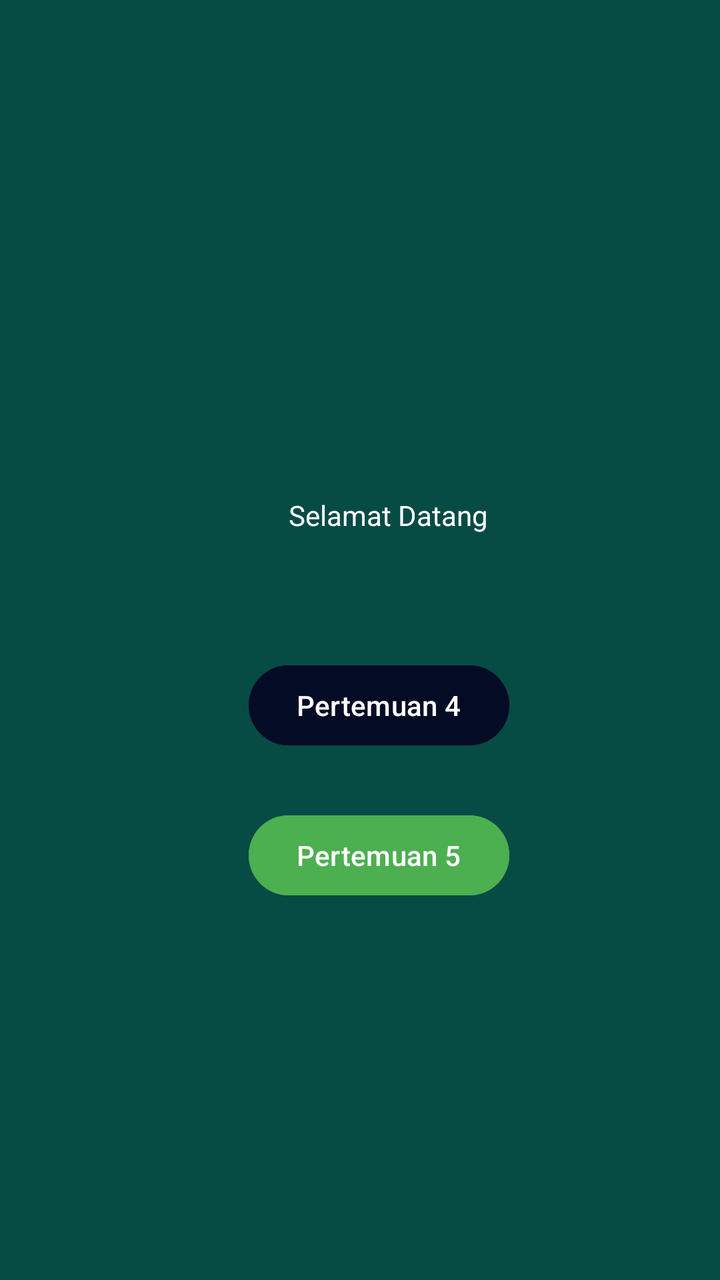
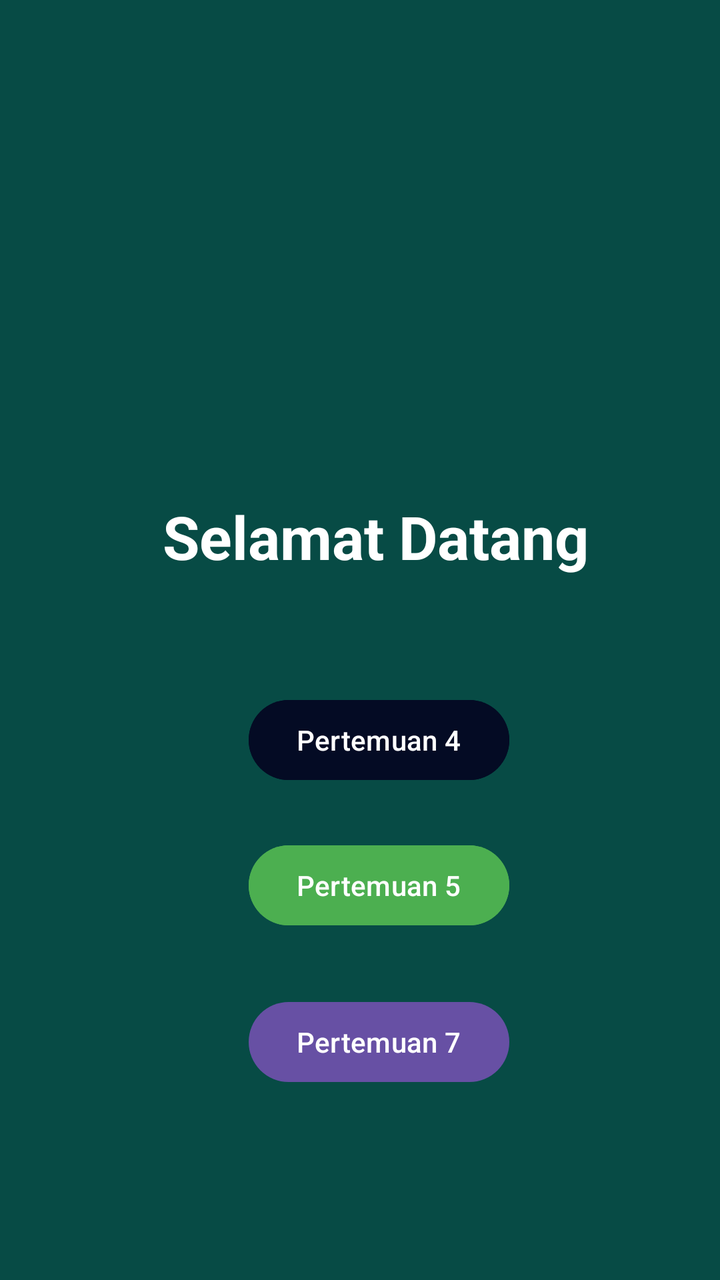

The first picture is an Android layout as it rendered before a commit; the second is the same layout after the commit. The layout source and the unified diff follow.
<!-- AndroidManifest.xml: application theme Theme.Saturnusriska -->
<!-- res/layout/activity_main.xml -->
<?xml version="1.0" encoding="utf-8"?>
<androidx.constraintlayout.widget.ConstraintLayout
    xmlns:android="http://schemas.android.com/apk/res/android"
    xmlns:app="http://schemas.android.com/apk/res-auto"
    xmlns:tools="http://schemas.android.com/tools"
    android:id="@+id/main"
    android:background="@color/bagroundu"
    android:layout_width="match_parent"
    android:layout_height="match_parent">

    <Button
        android:id="@+id/btnPertemuan4"
        android:layout_width="wrap_content"
        android:layout_height="wrap_content"
        android:backgroundTint="@color/buton"
        android:text="Pertemuan 4"
        app:layout_constraintBottom_toBottomOf="parent"
        app:layout_constraintEnd_toEndOf="parent"
        app:layout_constraintHorizontal_bias="0.542"
        app:layout_constraintStart_toStartOf="parent"
        app:layout_constraintTop_toBottomOf="@+id/textView4"
        app:layout_constraintVertical_bias="0.19" />

    <Button
        android:id="@+id/btnPertemuan5"
        android:layout_width="wrap_content"
        android:layout_height="wrap_content"
        android:backgroundTint="#4CAF50"
        android:text="Pertemuan 5"
        app:layout_constraintBottom_toBottomOf="parent"
        app:layout_constraintEnd_toEndOf="parent"
        app:layout_constraintHorizontal_bias="0.542"
        app:layout_constraintStart_toStartOf="parent"
        app:layout_constraintTop_toBottomOf="@+id/btnPertemuan4"
        app:layout_constraintVertical_bias="0.125" />

    <TextView
        android:id="@+id/textView4"
        android:layout_width="wrap_content"
        android:layout_height="wrap_content"
        android:layout_marginTop="248dp"
        android:text="Selamat Datang"
        android:textColor="@color/white"
        app:layout_constraintEnd_toEndOf="parent"
        app:layout_constraintHorizontal_bias="0.554"
        app:layout_constraintStart_toStartOf="parent"
        app:layout_constraintTop_toTopOf="parent" />

</androidx.constraintlayout.widget.ConstraintLayout>
<!-- resources referenced by this layout -->
<resources>
  <color name="bagroundu">#074B45</color>
  <color name="buton">#040B24</color>
  <color name="white">#FFFFFFFF</color>
  <style name="Theme.Saturnusriska" parent="Base.Theme.Saturnusriska" />
  <style name="Base.Theme.Saturnusriska" parent="Theme.Material3.DayNight.NoActionBar">
          
          
      </style>
</resources>

<!-- the commit's change to res/layout/activity_main.xml (unified diff, before → after) -->
@@ -41,9 +41,23 @@
         android:layout_marginTop="248dp"
         android:text="Selamat Datang"
         android:textColor="@color/white"
+        android:textStyle="bold"
+        android:textSize="30sp"
         app:layout_constraintEnd_toEndOf="parent"
         app:layout_constraintHorizontal_bias="0.554"
         app:layout_constraintStart_toStartOf="parent"
         app:layout_constraintTop_toTopOf="parent" />
 
+    <Button
+        android:id="@+id/btnPertemuan7"
+        android:layout_width="wrap_content"
+        android:layout_height="wrap_content"
+        android:text="Pertemuan 7"
+        app:layout_constraintBottom_toBottomOf="parent"
+        app:layout_constraintEnd_toEndOf="parent"
+        app:layout_constraintHorizontal_bias="0.542"
+        app:layout_constraintStart_toStartOf="parent"
+        app:layout_constraintTop_toBottomOf="@+id/btnPertemuan5"
+        app:layout_constraintVertical_bias="0.243" />
+
 </androidx.constraintlayout.widget.ConstraintLayout>
